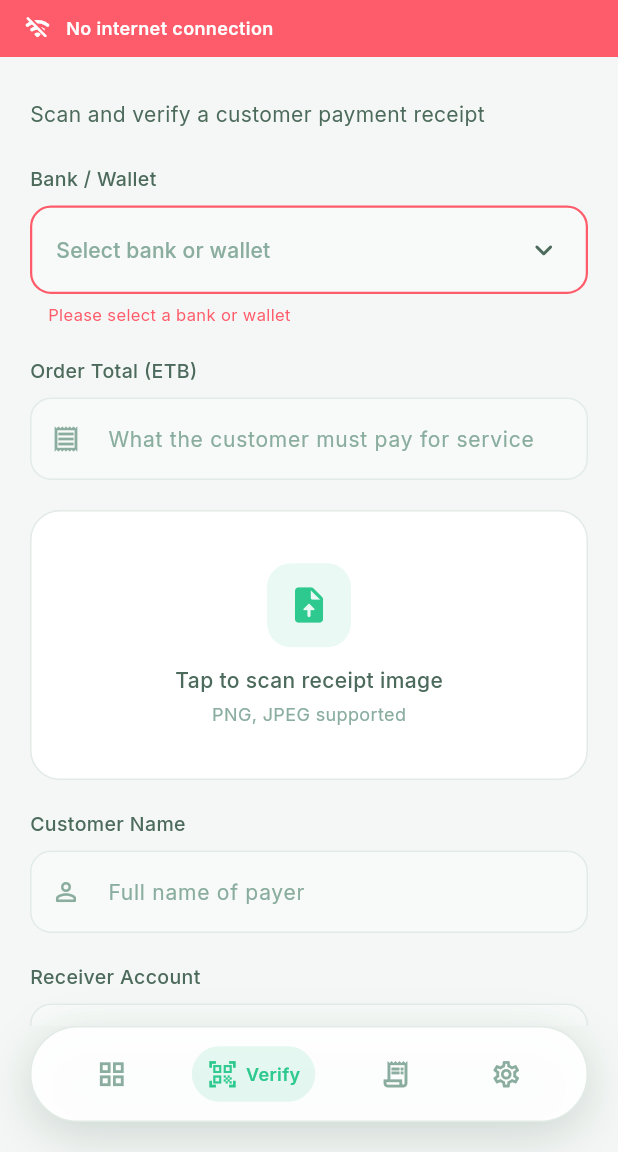
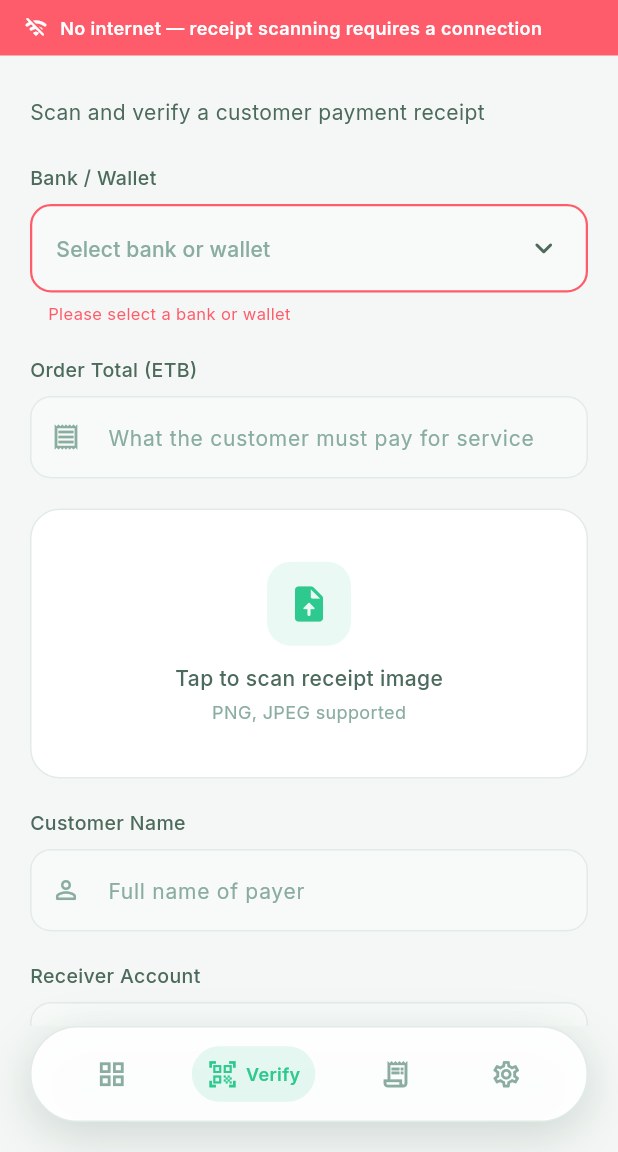
Before and after one commit to zagolinv-dev/Payment_verifier, a Flutter app: the VerifyPaymentScreen screen opened by its route, on a phone screen of 412 x 824 dp, the part 84-1236 px from its top. Run offline on Flutter 3.47's test engine with Material 3 defaults, Android fonts, the phone set to English and light mode, and no system bars; our stand-ins replace connectivity_plus, equatable, fl_chart, flutter_dotenv, flutter_local_notifications, flutter_riverpod and 9 more; missing offline and left inert: google_mlkit_text_recognition; accounts and stored records are empty.

Commit message:
some issues resolved

```diff
--- a/payment_verifier/lib/data/repositories/transaction_repository_impl.dart
+++ b/payment_verifier/lib/data/repositories/transaction_repository_impl.dart
@@ -12,10 +12,12 @@ class TransactionRepositoryImpl implements TransactionRepository {
     String? statusFilter,
     String? bankFilter,
     String? searchQuery,
+    String? userId,
   }) => _datasource.getTransactions(
         statusFilter: statusFilter,
         bankFilter: bankFilter,
         searchQuery: searchQuery,
+        userId: userId,
       );
 
   @override
--- a/payment_verifier/lib/domain/repositories/transaction_repository.dart
+++ b/payment_verifier/lib/domain/repositories/transaction_repository.dart
@@ -1,11 +1,12 @@
 import 'package:payment_verifier/domain/entities/transaction_entity.dart';
 
 abstract class TransactionRepository {
-  /// Fetch all transactions (Admin) or own transactions (Waitress)
+  /// Fetch all transactions — pass [userId] to scope to a single waiter
   Future<List<TransactionEntity>> getTransactions({
     String? statusFilter,
     String? bankFilter,
     String? searchQuery,
+    String? userId,
   });
 
   /// Fetch recent N transactions — pass [userId] to scope to a single waiter
--- a/payment_verifier/lib/presentation/providers/transaction_provider.dart
+++ b/payment_verifier/lib/presentation/providers/transaction_provider.dart
@@ -72,10 +72,14 @@ final transactionsProvider =
     FutureProvider.autoDispose<List<TransactionEntity>>((ref) async {
   final filters = ref.watch(transactionFiltersProvider);
   final repo = ref.watch(transactionRepositoryProvider);
+  final user = ref.watch(currentUserProvider);
+  // Waiters only see their own transactions; admins see all
+  final userId = (user != null && !user.isAdmin) ? user.id : null;
   return repo.getTransactions(
     statusFilter: filters.status,
     bankFilter: filters.bank,
     searchQuery: filters.search.isEmpty ? null : filters.search,
+    userId: userId,
   );
 });
 
--- a/payment_verifier/lib/presentation/screens/home/home_shell.dart
+++ b/payment_verifier/lib/presentation/screens/home/home_shell.dart
@@ -9,7 +9,6 @@ import 'package:payment_verifier/presentation/providers/auth_provider.dart';
 import 'package:payment_verifier/presentation/providers/theme_provider.dart';
 import 'package:payment_verifier/presentation/providers/notification_provider.dart';
 import 'package:payment_verifier/presentation/widgets/blur_overlay.dart';
-import 'package:payment_verifier/presentation/widgets/connectivity_banner.dart';
 
 class HomeShell extends ConsumerStatefulWidget {
   const HomeShell({super.key, required this.child});
@@ -153,7 +152,6 @@ class _HomeShellState extends ConsumerState<HomeShell> {
       ),
       body: Column(
         children: [
-          const ConnectivityBanner(),
           Expanded(child: widget.child),
         ],
       ),
--- a/payment_verifier/lib/presentation/screens/verify_payment/verify_payment_screen.dart
+++ b/payment_verifier/lib/presentation/screens/verify_payment/verify_payment_screen.dart
@@ -11,6 +11,7 @@ import 'package:payment_verifier/core/theme/app_theme.dart';
 import 'package:payment_verifier/core/utils/formatters.dart';
 import 'package:payment_verifier/data/services/ocr_service.dart';
 import 'package:payment_verifier/data/services/verification_service.dart';
+import 'package:payment_verifier/presentation/providers/connectivity_provider.dart';
 import 'package:payment_verifier/presentation/providers/theme_provider.dart';
 import 'package:payment_verifier/presentation/providers/bank_account_provider.dart';
 import 'package:payment_verifier/presentation/providers/transaction_provider.dart';
@@ -148,11 +149,6 @@ class _VerifyPaymentScreenState extends ConsumerState<VerifyPaymentScreen> {
     }
   }
 
-  String _monthAbbr(int m) => [
-    'Jan', 'Feb', 'Mar', 'Apr', 'May', 'Jun',
-    'Jul', 'Aug', 'Sep', 'Oct', 'Nov', 'Dec'
-  ][m - 1];
-
   Future<void> _pickImage() async {
     final picker = ImagePicker();
     final isDark = ref.read(themeProvider) == ThemeMode.dark;
@@ -217,11 +213,8 @@ class _VerifyPaymentScreenState extends ConsumerState<VerifyPaymentScreen> {
         } else {
           debugPrint('[PickImage] upload failed, using local path');
         }
-        final now = DateTime.now();
-        final h = now.hour > 12 ? now.hour - 12 : (now.hour == 0 ? 12 : now.hour);
-        final ampm = now.hour >= 12 ? 'PM' : 'AM';
-        final dateStr = '${_monthAbbr(now.month)} ${now.day}, ${now.year} $h:${now.minute.toString().padLeft(2, '0')} $ampm';
-        ref.read(verifyProvider.notifier).setTransactionDate(dateStr);
+        // Do NOT pre-set the date here — let OCR extract the actual receipt date.
+        // The scan time is passed separately at verify() time via DateTime.now().
         _processOcr(localPath);
       } else {
         debugPrint('[PickImage] file was null or not mounted (mounted=$mounted)');
@@ -483,6 +476,9 @@ class _VerifyPaymentScreenState extends ConsumerState<VerifyPaymentScreen> {
     final themeMode = ref.watch(themeProvider);
     final isDark = themeMode == ThemeMode.dark;
     final bankAccountsAsync = ref.watch(bankAccountsProvider);
+    final connectivity = ref.watch(connectivityProvider);
+    // Show banner only when fully offline — slow connection doesn't block OCR
+    final isOffline = connectivity.quality == ConnectionQuality.none;
 
     final bg = isDark ? AppTheme.bgDark : AppTheme.lightBg;
     final card = isDark ? AppTheme.bgCard : AppTheme.lightCard;
@@ -494,6 +490,28 @@ class _VerifyPaymentScreenState extends ConsumerState<VerifyPaymentScreen> {
     return Scaffold(
       backgroundColor: bg,
       body: SafeArea(
+        child: Column(
+          children: [
+            // Connectivity warning — only shown here, only when fully offline
+            if (isOffline)
+              Container(
+                width: double.infinity,
+                padding: const EdgeInsets.symmetric(horizontal: 16, vertical: 10),
+                color: AppTheme.error,
+                child: Row(
+                  children: [
+                    const Icon(Icons.wifi_off_rounded, color: Colors.white, size: 16),
+                    const SizedBox(width: 8),
+                    Expanded(
+                      child: Text(
+                        'No internet — receipt scanning requires a connection',
+                        style: GoogleFonts.inter(fontSize: 12, fontWeight: FontWeight.w600, color: Colors.white),
+                      ),
+                    ),
+                  ],
+                ),
+              ),
+            Expanded(
               child: SingleChildScrollView(
                 padding: const EdgeInsets.fromLTRB(20, 20, 20, 100),
                 child: Form(
@@ -724,8 +742,11 @@ class _VerifyPaymentScreenState extends ConsumerState<VerifyPaymentScreen> {
             ),
           ),
         ),
-      ),
-    );
+            ), // Expanded
+          ], // Column children
+        ), // Column
+      ), // SafeArea
+    ); // Scaffold
   }
 }
 
```
Also changed, not shown: payment_verifier/lib/core/utils/pdf_export.dart (+77 -26 lines), payment_verifier/lib/data/datasources/supabase_transaction_datasource.dart (+6 -4 lines), payment_verifier/lib/presentation/screens/manage_users/waiter_detail_screen.dart (+7 -5 lines), payment_verifier/lib/presentation/screens/transactions/transactions_screen.dart (+8 -0 lines), payment_verifier/lib/presentation/widgets/transaction_list_item.dart (+17 -0 lines), payment_verifier/pubspec.lock, 1 other file. Lines whose indentation alone changed are shown as unchanged.
